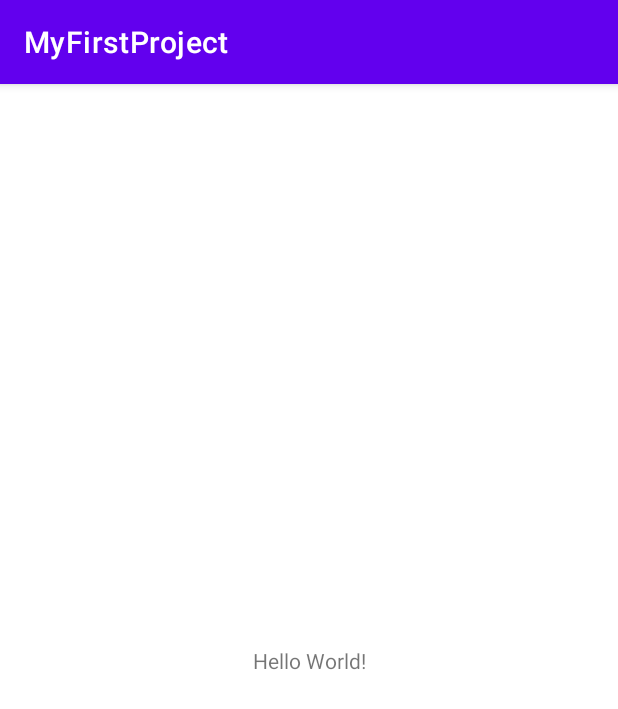
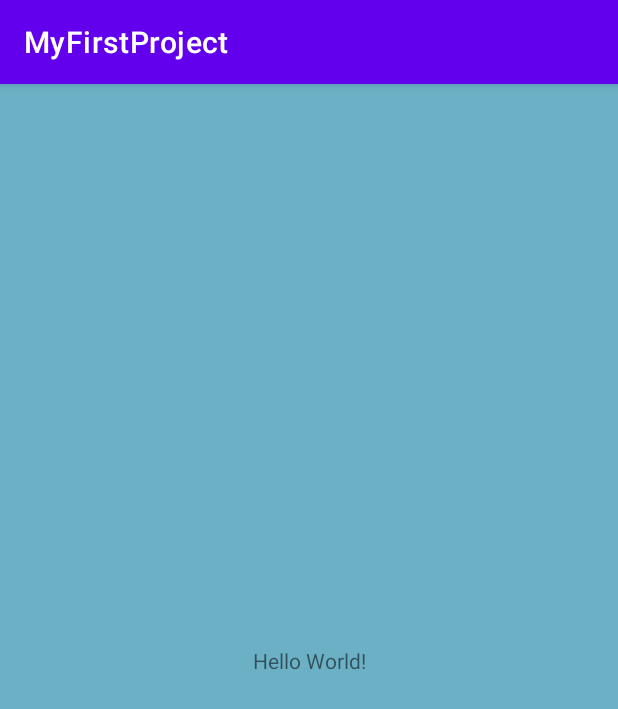
Before and after one commit to AndrewKochanov/MyFirstProject, an Android app: the screen it shows after launch (MainActivity), on a phone screen of 412 x 824 dp. Shown: the top 709 px of the screen. Run offline under Robolectric (Android 15) with nearby library versions, the phone set to English and light mode, and no system bars.

Commit message:
Change backgroun color

```diff
--- a/app/src/main/res/layout/activity_main.xml
+++ b/app/src/main/res/layout/activity_main.xml
@@ -4,6 +4,7 @@
     xmlns:tools="http://schemas.android.com/tools"
     android:layout_width="match_parent"
     android:layout_height="match_parent"
+    android:background="#6BB0C5"
     tools:context=".MainActivity">
 
     <TextView
```
